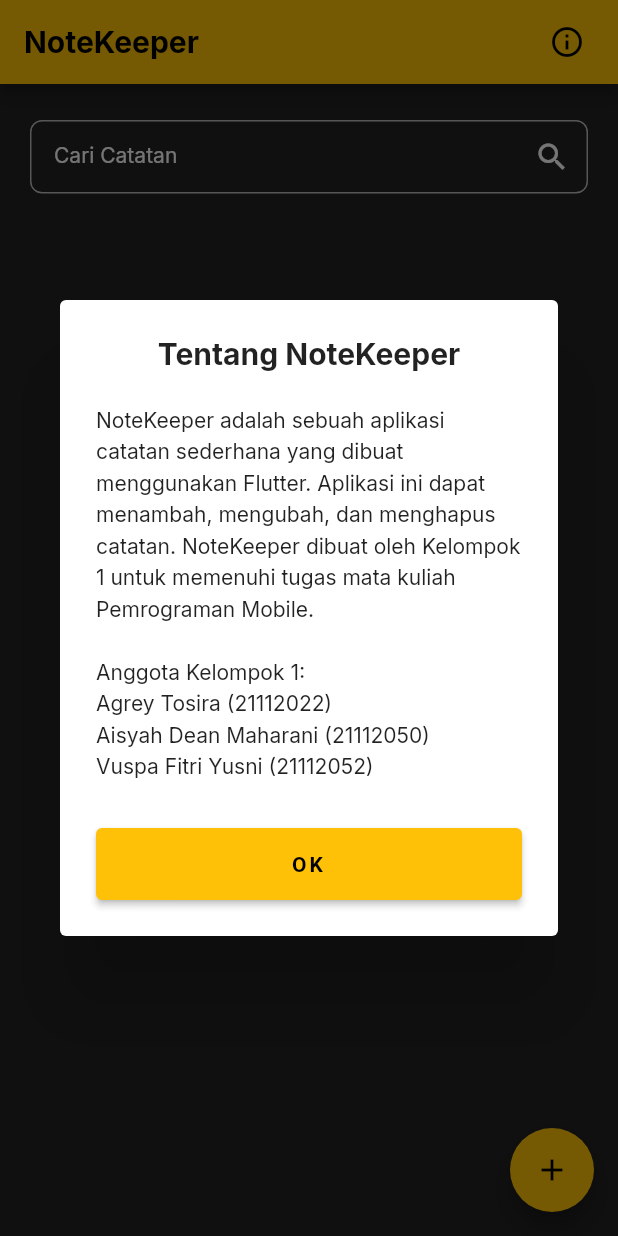
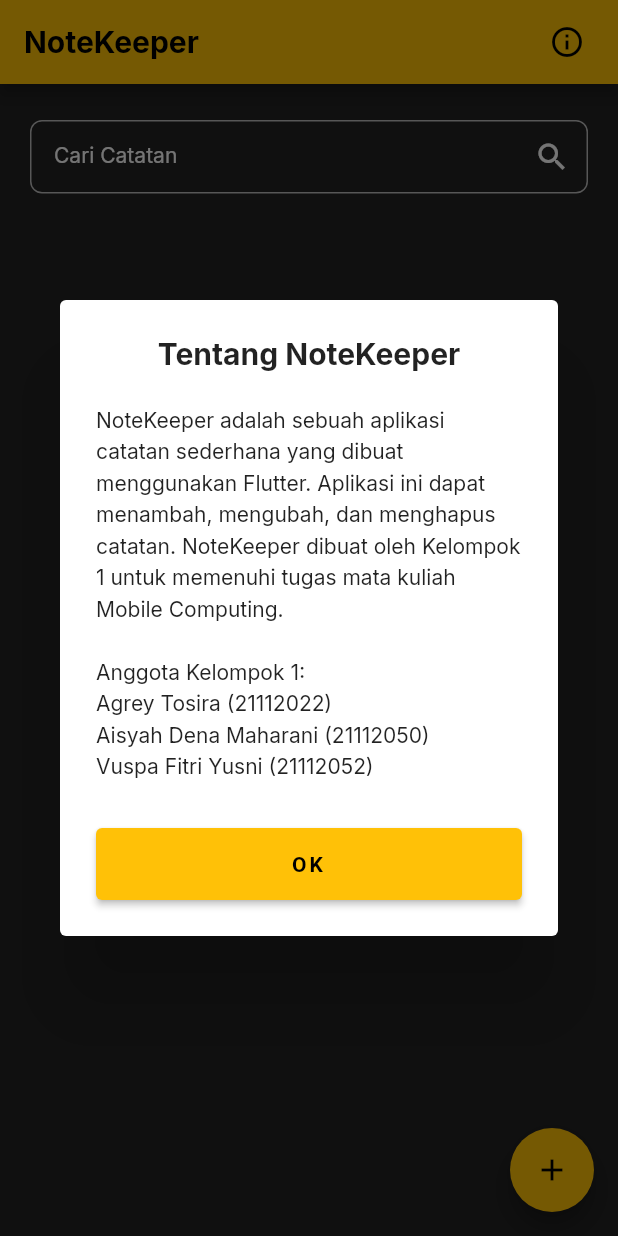
Before and after one commit to agreytosira/notes_flutter, a Flutter app: the screen it shows after launch, after a tap on the "info outline" icon, on a phone screen of 412 x 824 dp. Run offline on Flutter 3.47's test engine with Material 2 defaults, Android fonts, the light colour scheme and no system bars; our stand-ins replace google_fonts; network calls fail.

Commit message:
update about button alertdialog content

```diff
--- a/lib/screens/notes_page.dart
+++ b/lib/screens/notes_page.dart
@@ -163,7 +163,7 @@ class _NotesPageState extends State<NotesPage> {
                         ),
                       ),
                       content: Text(
-                        'NoteKeeper adalah sebuah aplikasi catatan sederhana yang dibuat menggunakan Flutter. Aplikasi ini dapat menambah, mengubah, dan menghapus catatan. NoteKeeper dibuat oleh Kelompok 1 untuk memenuhi tugas mata kuliah Pemrograman Mobile.\n\nAnggota Kelompok 1:\nAgrey Tosira (21112022)\nAisyah Dean Maharani (21112050)\nVuspa Fitri Yusni (21112052)',
+                        'NoteKeeper adalah sebuah aplikasi catatan sederhana yang dibuat menggunakan Flutter. Aplikasi ini dapat menambah, mengubah, dan menghapus catatan. NoteKeeper dibuat oleh Kelompok 1 untuk memenuhi tugas mata kuliah Mobile Computing.\n\nAnggota Kelompok 1:\nAgrey Tosira (21112022)\nAisyah Dena Maharani (21112050)\nVuspa Fitri Yusni (21112052)',
                         style: GoogleFonts.inter(fontSize: 14, height: 1.5),
                       ),
                       actions: [
```
